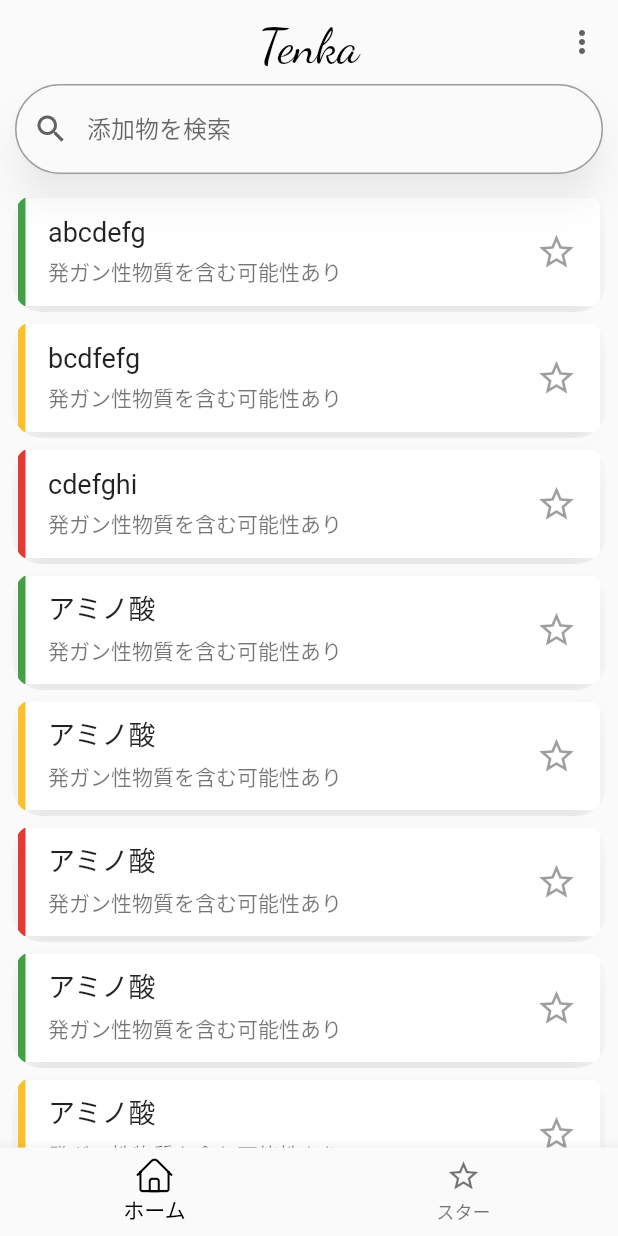
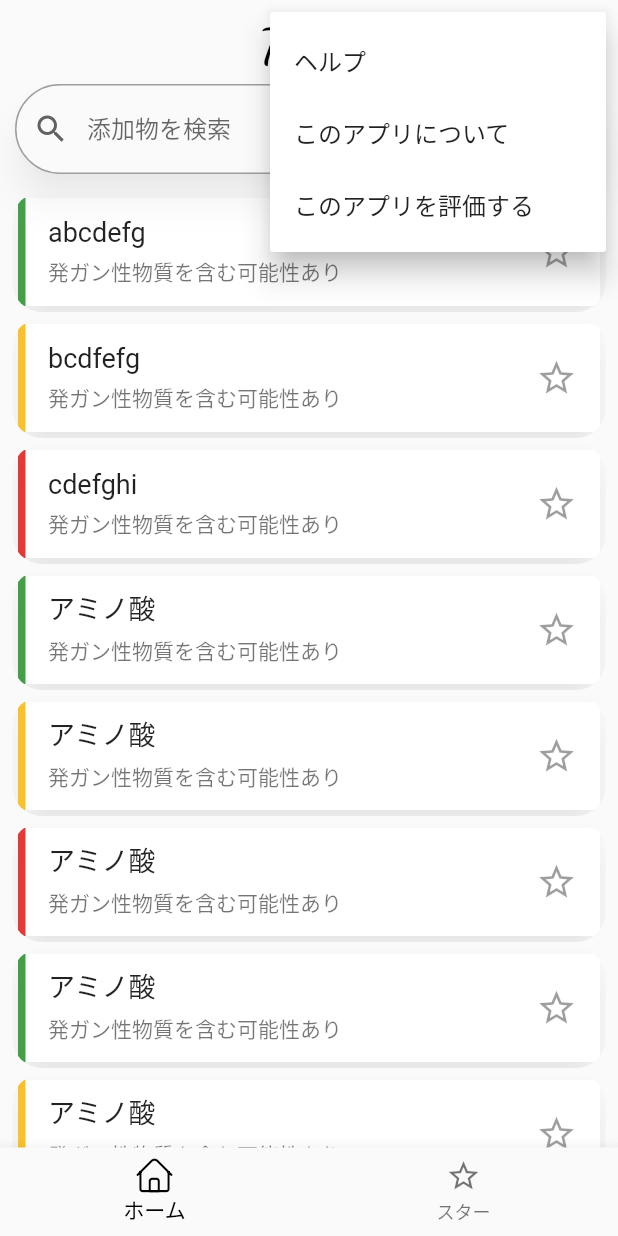
Before and after one commit to Natsuooo/tenka, a Flutter app: the screen it shows after launch, after a tap on the "more vert" icon, on a phone screen of 412 x 824 dp. Run offline on Flutter 3.47's test engine with Material 2 defaults, Android fonts, the phone set to English and light mode, and no system bars; our stand-ins replace shared_preferences.

Commit message:
検索にヒットしなかったときの処理

```diff
--- a/lib/Model/data_model.dart
+++ b/lib/Model/data_model.dart
@@ -5,11 +5,37 @@ import 'package:tenka_2_0_0/Repository/data_repository.dart';
 class DataModel with ChangeNotifier {
   List<Data> _allDataList = [];
   List<Data> get allDataList => _allDataList;
+  bool _isInitial = true;
+  bool get isInitial => _isInitial;
 
   final DataRepository repo = DataRepository();
+
+  void firstAccess() {
+    _isInitial = false;
+    fetchAll();
+  }
 
   void fetchAll() async {
     _allDataList = await repo.getAllData();
     notifyListeners();
   }
+
+  List<Data> _searchList = [];
+  List<Data> get searchList => _searchList;
+
+  getSearchList(query) {
+    if (query == '') {
+      _searchList = _allDataList;
+    } else {
+      _searchList = _allDataList
+          .where((data) =>
+              data.name.contains(query) |
+              data.katakana.contains(query) |
+              data.hiragana.contains(query) |
+              data.alphabet.contains(query))
+          .toList();
+    }
+    return _searchList;
+    // notifyListeners();
+  }
 }
--- a/lib/Model/search_model.dart
+++ b/lib/Model/search_model.dart
@@ -4,6 +4,9 @@ class SearchModel with ChangeNotifier {
   String _query = '';
   String get query => _query;
 
+  int _count = 0;
+  int get count => _count;
+
   void changeQuery(String value) {
     _query = value;
     notifyListeners();
--- a/lib/Screens/Parts/data_list_view.dart
+++ b/lib/Screens/Parts/data_list_view.dart
@@ -3,6 +3,9 @@ import 'package:tenka_2_0_0/Entity/data.dart';
 import 'package:tenka_2_0_0/Screens/Parts/data_list_tile.dart';
 import 'package:tenka_2_0_0/Model/search_model.dart';
 import 'package:provider/provider.dart';
+import 'package:flutter/cupertino.dart';
+import 'package:url_launcher/url_launcher.dart';
+import 'package:tenka_2_0_0/my_flutter_app_icons.dart';
 
 class DataListView extends StatelessWidget {
   final List<Data> list;
@@ -14,22 +17,65 @@ class DataListView extends StatelessWidget {
   @override
   Widget build(BuildContext context) {
     final searchModel = Provider.of<SearchModel>(context, listen: true);
+    String query = searchModel.query;
+    if (list.isNotEmpty) {
       return SliverList(
         delegate: SliverChildBuilderDelegate(
           (context, index) {
             var data = list[index];
-          String query = searchModel.query;
-          if (data.name.contains(query) |
-              data.katakana.contains(query) |
-              data.hiragana.contains(query) |
-              data.alphabet.contains(query)) {
             return DataListTile(data: data);
-          } else {
-            return Container();
-          }
           },
           childCount: list == null ? 0 : list.length,
         ),
       );
+    } else {
+      return _noResult(query);
     }
   }
+
+  Widget _noResult(query) {
+    return SliverToBoxAdapter(
+      child: Container(
+        child: Column(
+          mainAxisAlignment: MainAxisAlignment.center,
+          children: [
+            Icon(
+              MyFlutterApp.not_found,
+              size: 60,
+              color: Colors.grey[700],
+            ),
+            Text(
+              '"$query" は見つかりませんでした．',
+            ),
+            SizedBox(height: 5),
+            Container(
+              width: 150,
+              height: 50,
+              alignment: Alignment.center,
+              child: Container(
+                child: InkWell(
+                  onTap: () async {
+                    var url = "https://google.com/search?q=$query";
+                    if (await canLaunch(url)) {
+                      await launch(url);
+                    }
+                  },
+                  child: Row(
+                    children: [
+                      SizedBox(width: 10),
+                      Text('Googleで検索する'),
+                      Icon(
+                        CupertinoIcons.forward,
+                        color: Colors.black,
+                      ),
+                    ],
+                  ),
+                ),
+              ),
+            ),
+          ],
+        ),
+      ),
+    );
+  }
+}
--- a/lib/Screens/Parts/search_bar.dart
+++ b/lib/Screens/Parts/search_bar.dart
@@ -1,6 +1,7 @@
 import 'package:flutter/material.dart';
 import 'package:tenka_2_0_0/Model/search_model.dart';
 import 'package:provider/provider.dart';
+import 'package:tenka_2_0_0/Model/data_model.dart';
 
 class SearchBar extends StatelessWidget {
   // final _formKey = GlobalKey<FormState>();
@@ -10,6 +11,7 @@ class SearchBar extends StatelessWidget {
   @override
   Widget build(BuildContext context) {
     final searchModel = Provider.of<SearchModel>(context, listen: true);
+    final dataModel = Provider.of<DataModel>(context, listen: true);
     return SliverPersistentHeader(
       pinned: true,
       delegate: SliverHeaderDelegate(
@@ -23,6 +25,7 @@ class SearchBar extends StatelessWidget {
             child: TextField(
               onChanged: (value) {
                 searchModel.changeQuery(value);
+                // dataModel.getSearchList(value);
               },
               autofocus: false,
               // controller: editingController,
--- a/lib/Screens/Parts/title_bar.dart
+++ b/lib/Screens/Parts/title_bar.dart
@@ -27,12 +27,21 @@ class TitleBar extends StatelessWidget {
       ),
       actions: [
         Visibility(
-          child: IconButton(
-            icon: Icon(
-              Icons.more_vert,
-              color: Colors.grey[700],
-            ),
-            onPressed: () {},
+          child: PopupMenuButton(
+            itemBuilder: (BuildContext context) => <PopupMenuItem>[
+              PopupMenuItem(
+                child: Text('ヘルプ'),
+                value: 'help',
+              ),
+              PopupMenuItem(
+                child: Text('このアプリについて'),
+                value: 'about',
+              ),
+              PopupMenuItem(
+                child: Text('このアプリを評価する'),
+                value: 'evaluate',
+              ),
+            ],
           ),
           visible: this.title == 'Tenka',
         ),
--- a/lib/Screens/home_screen.dart
+++ b/lib/Screens/home_screen.dart
@@ -4,6 +4,7 @@ import 'package:tenka_2_0_0/Model/data_model.dart';
 import 'package:provider/provider.dart';
 import 'package:tenka_2_0_0/Screens/Parts/title_bar.dart';
 import 'package:tenka_2_0_0/Screens/Parts/search_bar.dart';
+import 'package:tenka_2_0_0/Model/search_model.dart';
 
 class HomeScreen extends StatelessWidget {
   HomeScreen({Key key}) : super(key: key);
@@ -11,14 +12,20 @@ class HomeScreen extends StatelessWidget {
   @override
   Widget build(BuildContext context) {
     final dataModel = Provider.of<DataModel>(context, listen: true);
-    dataModel.fetchAll(); //毎回fetch allはヤバくない？
+    // final searchModel = Provider.of<SearchModel>(context, listen: true);
+    // dataModel.fetchAll(); //毎回fetch allはヤバくない？
+    final searchModel = Provider.of<SearchModel>(context, listen: true);
+    String query = searchModel.query;
+    if (dataModel.isInitial) {
+      dataModel.firstAccess();
+    }
     return Scaffold(
       body: Container(
         child: CustomScrollView(
           slivers: [
             TitleBar(title: 'Tenka'),
             SearchBar(),
-            DataListView(list: dataModel.allDataList),
+            DataListView(list: dataModel.getSearchList(query)),
           ],
         ),
       ),
--- a/lib/Screens/main_bottom_navigation.dart
+++ b/lib/Screens/main_bottom_navigation.dart
@@ -2,6 +2,7 @@ import 'package:flutter/material.dart';
 import 'package:provider/provider.dart';
 import 'package:tenka_2_0_0/Model/bottom_navigation_model.dart';
 import 'package:tenka_2_0_0/my_flutter_app_icons.dart';
+import 'package:tenka_2_0_0/Model/data_model.dart';
 
 class MainBottomNavigation extends StatelessWidget {
   @override
@@ -15,7 +16,7 @@ class MainBottomNavigation extends StatelessWidget {
       bottomNavigationBar: BottomNavigationBar(
         items: [
           BottomNavigationBarItem(
-            icon: Icon(MyFlutterApp.home_1),
+            icon: Icon(MyFlutterApp.home),
             title: Text('ホーム'),
           ),
           BottomNavigationBarItem(
--- a/lib/my_flutter_app_icons.dart
+++ b/lib/my_flutter_app_icons.dart
@@ -12,10 +12,6 @@
 ///       - asset: fonts/MyFlutterApp.ttf
 ///
 ///
-/// * Octicons, Copyright (C) 2020 by GitHub Inc.
-///         Author:    GitHub
-///         License:   MIT (http://opensource.org/licenses/mit-license.php)
-///         Homepage:  https://primer.style/octicons/
 ///
 import 'package:flutter/widgets.dart';
 
@@ -25,7 +21,6 @@ class MyFlutterApp {
   static const _kFontFam = 'MyFlutterApp';
   static const _kFontPkg = null;
 
-  static const IconData home_1 = IconData(0xe80a, fontFamily: _kFontFam, fontPackage: _kFontPkg);
-  static const IconData home__2_ = IconData(0xe80b, fontFamily: _kFontFam, fontPackage: _kFontPkg);
-  static const IconData home = IconData(0xf35f, fontFamily: _kFontFam, fontPackage: _kFontPkg);
+  static const IconData home = IconData(0xe80a, fontFamily: _kFontFam, fontPackage: _kFontPkg);
+  static const IconData not_found = IconData(0xe80c, fontFamily: _kFontFam, fontPackage: _kFontPkg);
 }
```
Also changed, not shown: fonts/MyFlutterApp.ttf. Lines whose indentation alone changed are shown as unchanged.
